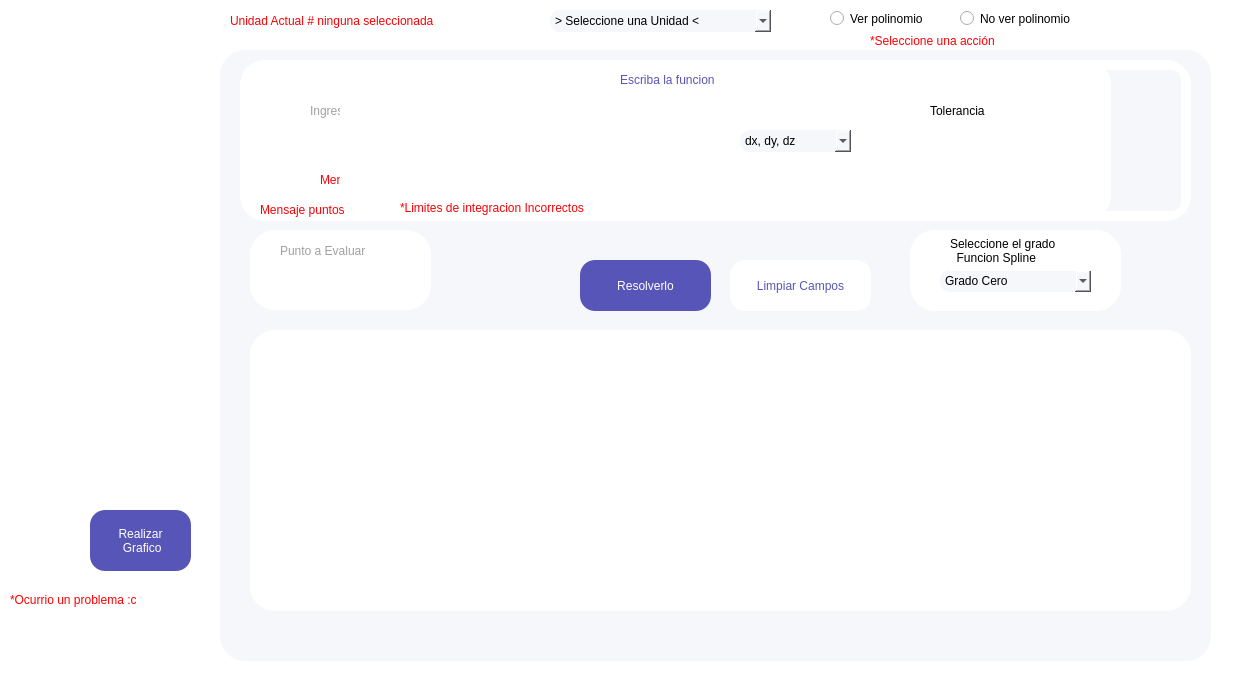
This is docs/formMain.ui in DevKelvin21/ANS_135-Final as Qt 5 draws it before an edit. The edited form follows.
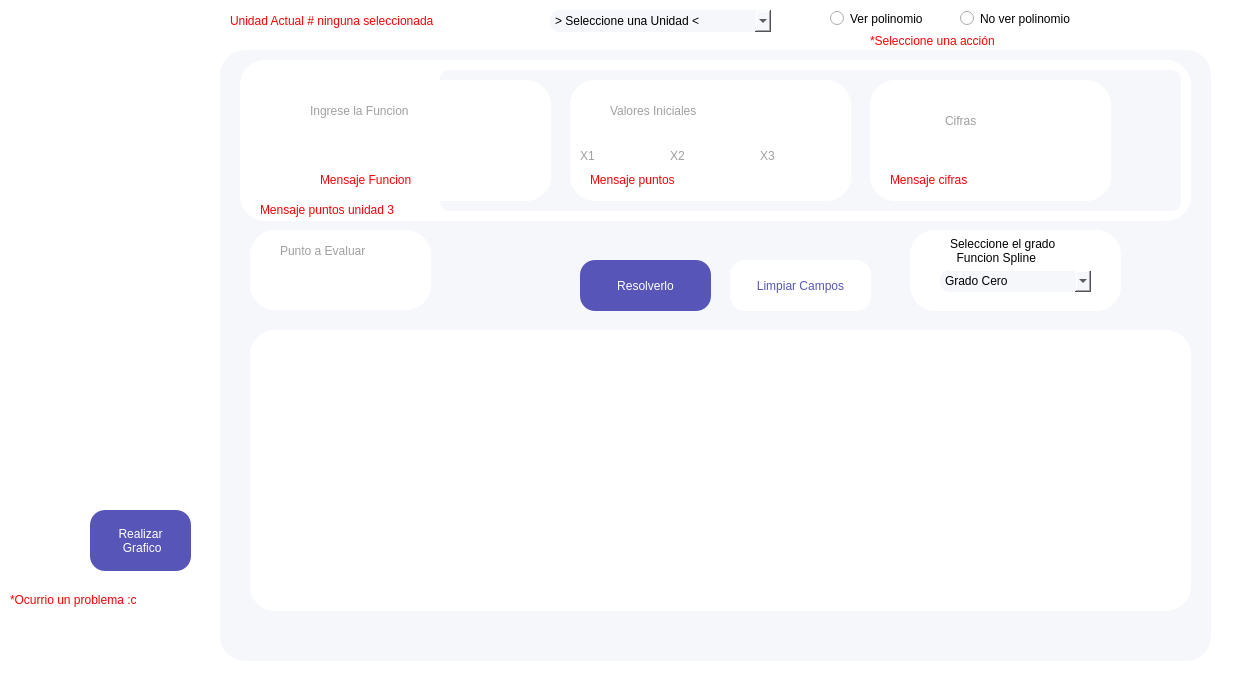
This is the edited form. Icons and pictures are not drawn.

The edit to the form file:
```diff
--- a/docs/formMain.ui
+++ b/docs/formMain.ui
@@ -133,19 +133,15 @@
        <enum>QFrame::NoFrame</enum>
       </property>
      </widget>
-     <widget class="QLineEdit" name="txtResultados">
+     <widget class="QLabel" name="txtResultados">
       <property name="geometry">
        <rect>
-        <x>12</x>
-        <y>9</y>
+        <x>20</x>
+        <y>20</y>
         <width>901</width>
-        <height>111</height>
+        <height>251</height>
        </rect>
       </property>
-      <property name="styleSheet">
-       <string notr="true">border:0px;
-font: 75 12pt &quot;SpaceMono Nerd Font&quot;;</string>
-      </property>
       <property name="text">
        <string/>
       </property>
@@ -1048,11 +1044,11 @@
       </property>
      </widget>
     </widget>
+    <zorder>frame_integrales</zorder>
     <zorder>frame_6</zorder>
     <zorder>frame_5</zorder>
     <zorder>frame_4</zorder>
     <zorder>frame_3</zorder>
-    <zorder>frame_integrales</zorder>
     <zorder>btnResolverlo</zorder>
     <zorder>btnLimpiar</zorder>
     <zorder>frame_2</zorder>
```
